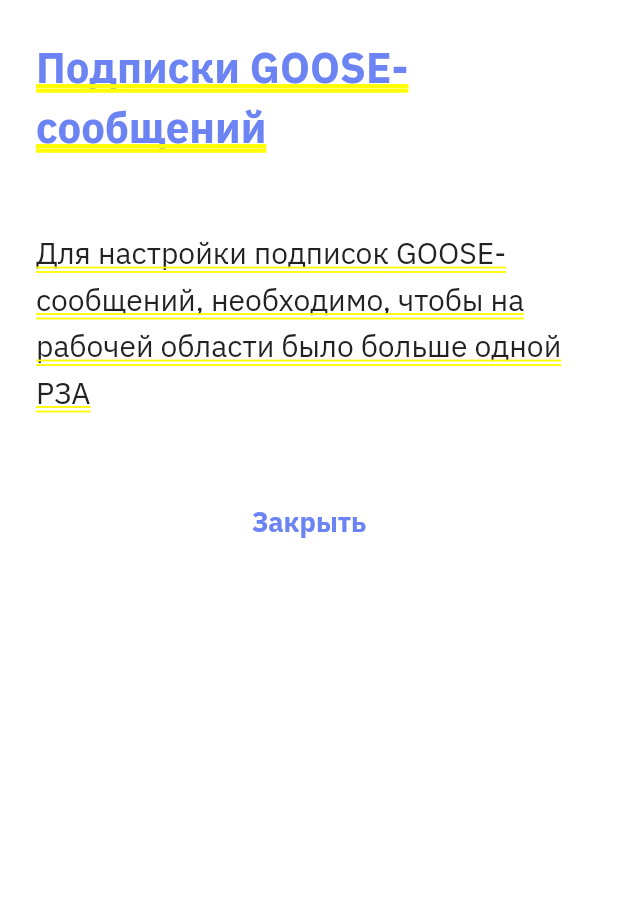
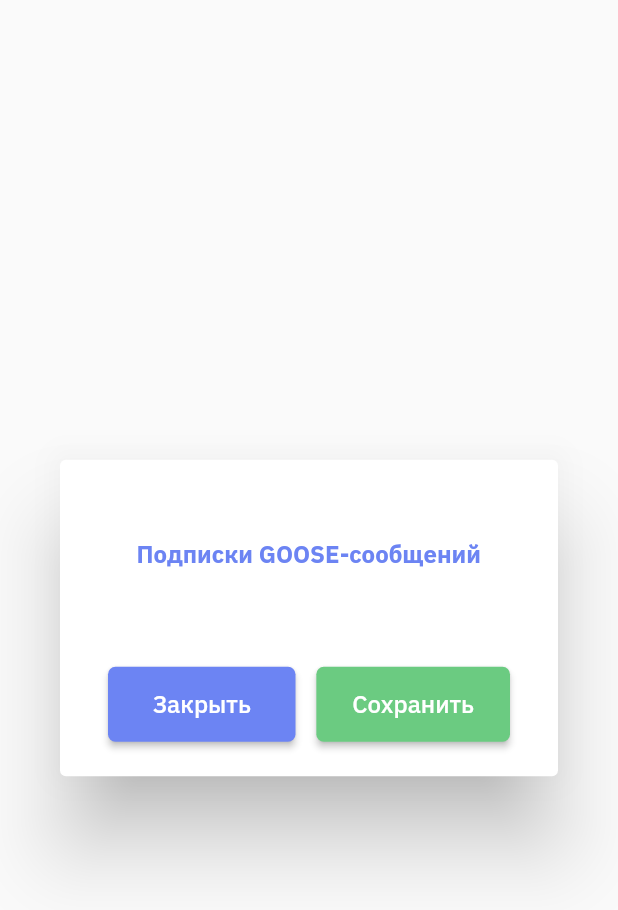
Before and after one commit to MysticalNobody/cp_2020_rosset, a Flutter app: the PubSubSettingsView widget shown alone on an empty page, opened directly, on a phone screen of 412 x 824 dp. Shown: the top 910 px of the screen. Run offline on Flutter 3.47's test engine with Material 2 defaults, Android fonts, the phone set to English and light mode, and no system bars; our stand-ins replace dio, eva_icons_flutter, form_validator, get, get_storage, jiffy and 3 more; missing offline and left inert: dart:html, dart:js, feature_discovery, supercharged_dart; accounts and stored records are empty; generated files the repository leaves out were written again; statements that could not run were skipped.

Commit message:
make goose dialog

```diff
--- a/lib/app/modules/home/widgets/device_panel.dart
+++ b/lib/app/modules/home/widgets/device_panel.dart
@@ -86,9 +86,7 @@ class DevicePanel extends StatelessWidget {
                     PanelRow(
                       iconData: EvaIcons.twitterOutline,
                       text: 'Подписки GOOSE-сообщений',
-                      onTap: () => Get.dialog(
-                        Dialog(child: PubSubSettingsView()),
-                      ),
+                      onTap: controller.openGoose,
                     ),
                     PanelRow(
                       iconData: EvaIcons.bookOutline,
--- a/lib/app/modules/pubsub_settings/views/settings_view.dart
+++ b/lib/app/modules/pubsub_settings/views/settings_view.dart
@@ -1,3 +1,4 @@
+import 'package:eva_icons_flutter/eva_icons_flutter.dart';
 import 'package:flutter/material.dart';
 import 'package:get/get.dart';
 import 'package:rosset_client/app/modules/pubsub_settings/controllers/settings_controller.dart';
@@ -10,139 +11,166 @@ class PubSubSettingsView extends StatelessWidget {
   final PubSubSettingsController controller;
   @override
   Widget build(BuildContext context) {
+    final TextStyle textStyle = TextStyle(
+      color: Color(0xFF303C74),
+      fontSize: 14,
+    );
     return GetBuilder<PubSubSettingsController>(
       init: controller,
       builder: (controller) {
         List<Widget> groups = [];
         int index = -1;
         int jindex = -1;
-        if ((controller.devices?.length ?? 0) < 2) {
-          return SizedBox(
-            width: Get.width > 1000 ? 1000 : Get.width * .9,
-            child: Column(
-              mainAxisSize: MainAxisSize.min,
-              children: [
-                if (Get.width > 600)
-                  AppBar(
-                    title: Text(
-                      'Подписки GOOSE-сообщений',
-                    ),
-                    backgroundColor: AppColors.secondary,
-                  )
-                else
-                  Padding(
-                    padding: const EdgeInsets.all(24.0),
-                    child: Text(
-                      'Подписки GOOSE-сообщений',
-                      style: AppTextStyles.headLine4.copyWith(color: AppColors.secondary),
-                    ),
-                  ),
-                Padding(
-                  padding: const EdgeInsets.all(24.0),
-                  child: Center(
-                    child: Text(
-                      'Для настройки подписок GOOSE-сообщений, необходимо, чтобы на рабочей области было больше одной РЗА',
-                      style: AppTextStyles.text,
-                    ),
-                  ),
-                ),
-                SizedBox(height: 24),
-                SizedBox(
-                  width: double.infinity,
-                  child: TextButton(
-                    onPressed: Get.back,
-                    child: Text(
-                      'Закрыть',
-                      style: AppTextStyles.button.copyWith(color: AppColors.secondary),
-                    ),
-                  ),
-                ),
-                SizedBox(height: 24),
-              ],
-            ),
-          );
-        }
         for (final device in controller.devices) {
           index += 1;
           jindex = -1;
           List<Widget> devses = [];
-
           for (final another in controller.devices) {
             jindex += 1;
             if (jindex == index) continue;
-            devses.add(Divider());
-            devses.add(Row(
+            devses.add(SizedBox(height: 10));
+            devses.add(
+              Row(
                 children: [
-                Expanded(child: Text('Выходы IED${jindex + 1}', textAlign: TextAlign.center)),
+                  SizedBox(width: 19),
+                  Expanded(
+                    child: Text(
+                      'Выходы IED${jindex + 1}',
+                      textAlign: TextAlign.start,
+                      style: textStyle,
+                    ),
+                  ),
                   for (int inputI = 0; inputI < 3; inputI++)
-                  Expanded(child: Text('Вход ${inputI + 1}', textAlign: TextAlign.center))
+                    Expanded(
+                      child: Text(
+                        'Вход ${inputI + 1}',
+                        textAlign: TextAlign.center,
+                        style: textStyle,
+                      ),
+                    ),
                 ],
-            ));
+              ),
+            );
+            devses.add(SizedBox(height: 5));
             for (int outJ = 0; outJ < 3; outJ++)
-              devses.add(Row(
+              devses.add(
+                Row(
                   children: [
-                  Expanded(child: Text('Выход IED${outJ + 1}', textAlign: TextAlign.center)),
+                    SizedBox(width: 19),
+                    Expanded(
+                      child: Padding(
+                        padding: const EdgeInsets.only(left: 34),
+                        child: Text(
+                          'Выход ${outJ + 1}',
+                          textAlign: TextAlign.start,
+                          style: textStyle,
+                        ),
+                      ),
+                    ),
                     for (int inputI = 0; inputI < 3; inputI++)
                       Expanded(
                         child: Checkbox(
                           value: controller.isChecked(device, another, inputI, outJ),
                           onChanged: (_) => controller.toggleCross(device, another, inputI, outJ),
+                          checkColor: AppColors.white,
+                          activeColor: AppColors.secondary,
                         ),
-                    )
+                      ),
                   ],
-              ));
+                ),
+              );
           }
-          groups.add(Container(
+          groups.add(
+            Container(
               margin: EdgeInsets.symmetric(vertical: 12),
-            decoration: BoxDecoration(
-              border: Border.all(),
-            ),
               child: Column(
                 mainAxisAlignment: MainAxisAlignment.start,
                 crossAxisAlignment: CrossAxisAlignment.stretch,
                 children: [
-                Row(children: [
+                  if (index != 0) const SizedBox(height: 10),
+                  Row(
+                    children: [
+                      SizedBox(width: 19),
                       Spacer(),
-                  Expanded(flex: 3, child: Text('Входы IED${index + 1}', textAlign: TextAlign.center))
-                ]),
+                      Expanded(
+                        flex: 3,
+                        child: Text(
+                          'Входы IED${index + 1}',
+                          textAlign: TextAlign.center,
+                          style: textStyle,
+                        ),
+                      ),
+                    ],
+                  ),
                   ...devses
                 ],
               ),
-          ));
+            ),
+          );
         }
-        return SizedBox(
-          width: Get.width > 1000 ? 1000 : Get.width * .9,
-          child: Scaffold(
-            appBar: Get.width > 600
-                ? AppBar(
-                    title: Text('Подписки GOOSE-сообщений'),
-                    backgroundColor: AppColors.secondary,
-                  )
-                : null,
-            body: SingleChildScrollView(
-              child: Padding(
-                padding: const EdgeInsets.all(24.0),
+        return Dialog(
+          child: Container(
+            width: Get.width > 600 ? 600 : Get.width * .9,
+            child: SingleChildScrollView(
+              padding: const EdgeInsets.only(
+                top: 49,
+                bottom: 23,
+                left: 32,
+                right: 32,
+              ),
               child: Column(
                 mainAxisSize: MainAxisSize.min,
                 crossAxisAlignment: CrossAxisAlignment.stretch,
                 children: [
-                    if (Get.width <= 600)
-                      Text(
+                  Padding(
+                    padding: const EdgeInsets.only(
+                      left: 19,
+                      bottom: 23,
+                    ),
+                    child: Text(
                       'Подписки GOOSE-сообщений',
-                        style: AppTextStyles.headLine4.copyWith(color: AppColors.secondary),
+                      style: TextStyle(
+                        fontWeight: FontWeight.bold,
+                        fontSize: 16,
+                        color: AppColors.secondary,
+                      ),
+                    ),
                   ),
                   ...groups,
-                    SizedBox(height: 24),
+                  const SizedBox(height: 40),
+                  Row(
+                    mainAxisAlignment: MainAxisAlignment.spaceBetween,
+                    children: [
                       SizedBox(
-                      width: double.infinity,
+                        width: 125,
                         child: RaisedButton(
                           color: AppColors.secondary,
+                          child: Text(
+                            'Закрыть',
+                            style: TextStyle(
+                              color: AppColors.white,
+                              fontSize: 16,
+                              fontWeight: FontWeight.w500,
+                            ),
+                          ),
+                          onPressed: Get.back,
+                        ),
+                      ),
+                      RaisedButton(
+                        color: Color(0xFF6BCB81),
+                        child: Text(
+                          'Сохранить',
+                          style: TextStyle(
+                            color: AppColors.white,
+                            fontSize: 16,
+                            fontWeight: FontWeight.w500,
+                          ),
+                        ),
                         onPressed: controller.save,
-                        child: Text('Сохранить'),
                       ),
-                    )
                     ],
                   ),
+                ],
               ),
             ),
           ),
--- a/lib/app/modules/workspace/controllers/workspace_controller.dart
+++ b/lib/app/modules/workspace/controllers/workspace_controller.dart
@@ -62,6 +62,7 @@ class WorkspaceController extends GetxController {
     super.onInit();
     final v = Matrix4.identity();
     v.scale(0.8);
+    v.translate(-400, -200);
     gridController = TransformationController(v);
   }
 
```
Also changed, not shown: lib/app/modules/home/controllers/home_controller.dart (+12 -0 lines), lib/app/modules/pubsub_settings/views/without_p3a_view.dart (added, +80 -0 lines). Lines whose indentation alone changed are shown as unchanged.
